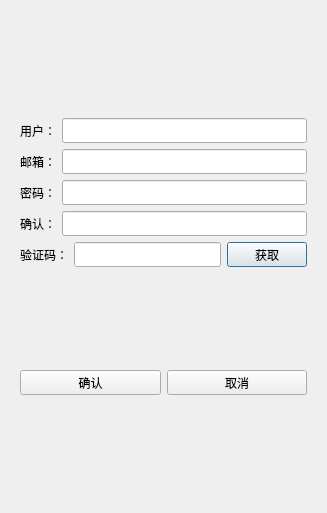
First picture: the form in client/llfcchat/registerdialog.ui, repository feliks720/Chatter-cpp, before the edit.
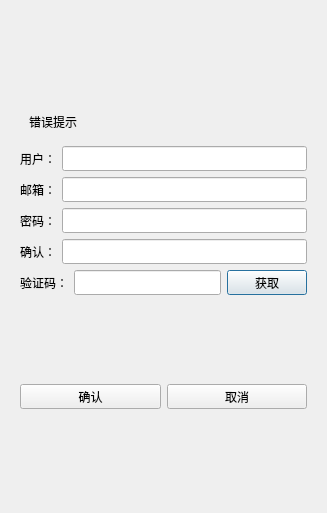
Second picture: the form after the edit.

Commit message: Day2 client network class design and implement

```diff
--- a/client/llfcchat/registerdialog.ui
+++ b/client/llfcchat/registerdialog.ui
@@ -33,6 +33,19 @@
            </property>
           </spacer>
          </item>
+         <item>
+          <widget class="QWidget" name="widget" native="true">
+           <layout class="QVBoxLayout" name="verticalLayout_4">
+            <item>
+             <widget class="QLabel" name="err_tip">
+              <property name="text">
+               <string>错误提示</string>
+              </property>
+             </widget>
+            </item>
+           </layout>
+          </widget>
+         </item>
          <item>
           <layout class="QHBoxLayout" name="horizontalLayout">
            <item>
```
The commit also changes 2 other files.
